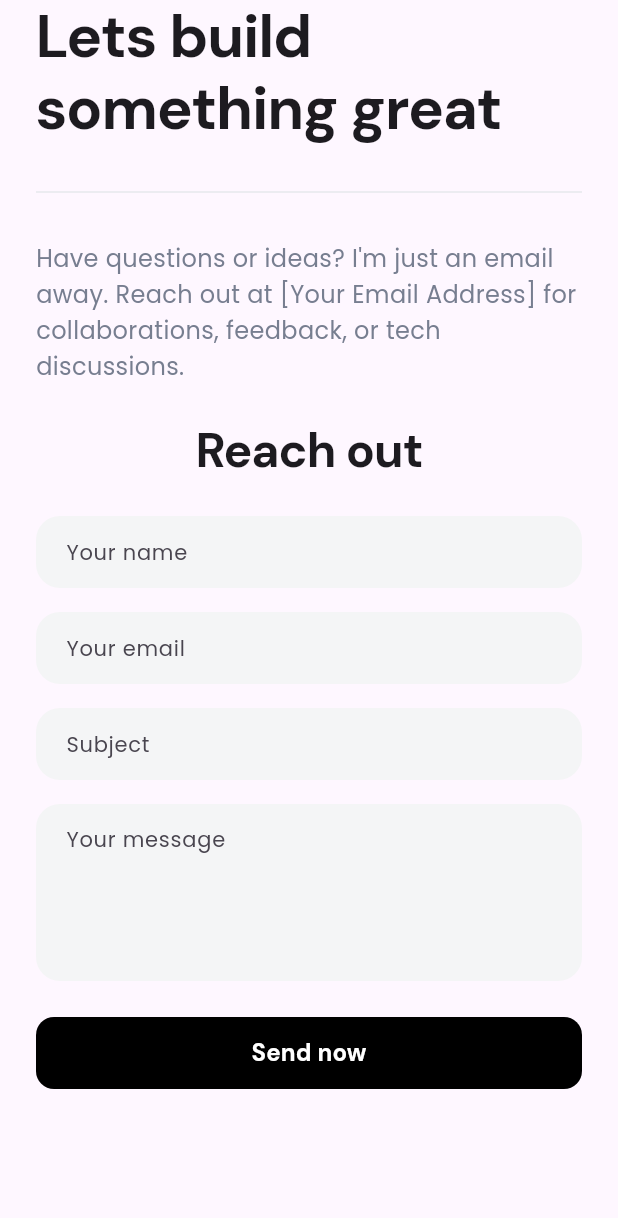
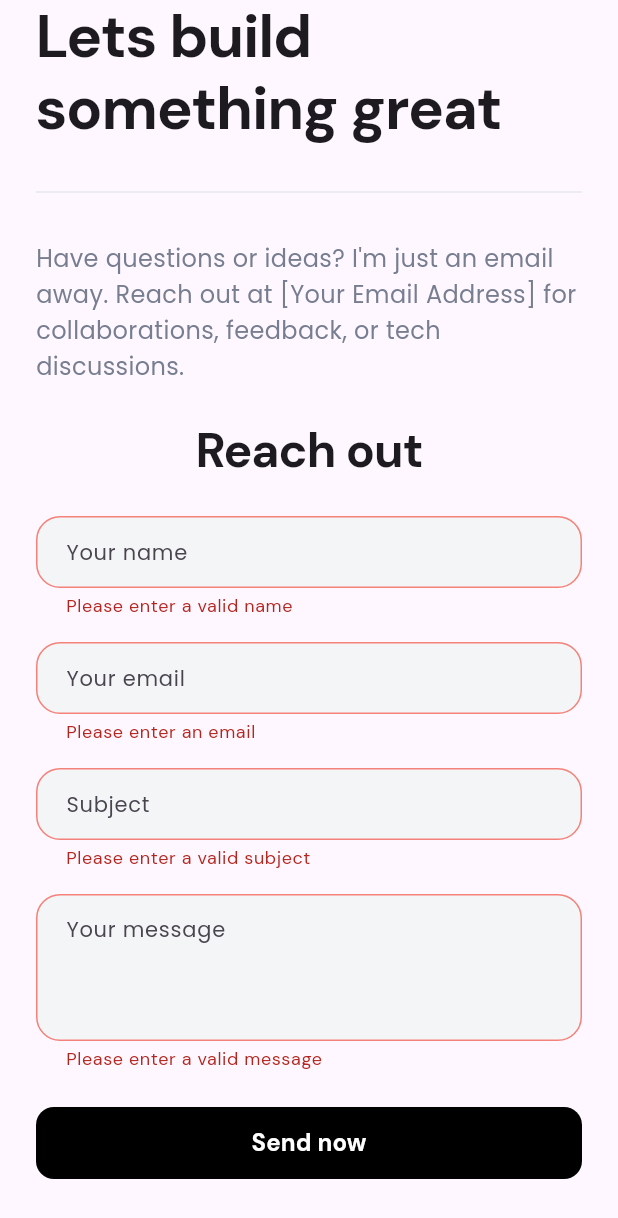
Before and after one commit to FarhanIshtiaque/faraaz, a Flutter app: the Contact screen opened directly, after a tap on "Send now", on a phone screen of 412 x 824 dp. Shown: the top 1218 px of the screen. Run offline on Flutter 3.47's test engine with Material 3 defaults, Android fonts, the phone set to English and light mode, and no system bars; our stand-ins replace animate_do, cached_network_image, carousel_slider, connectivity_plus, custom_navigation_bar, dio and 10 more; missing offline and left inert: bottom_sheet; accounts and stored records are empty; network calls fail.

Commit message:
contact finished

```diff
--- a/lib/core/constants/api_endpoints.dart
+++ b/lib/core/constants/api_endpoints.dart
@@ -7,5 +7,5 @@ class ApiEndPoints {
   static const String artworkList = "/artwork-list";
   static const String uploadArtwork = "/upload-artwork";
   static const String foundation = "/foundations";
-  static const String contact = "/contact";
+  static const String mailUs = "//mail-us";
 }
--- a/lib/core/helper/validator.dart
+++ b/lib/core/helper/validator.dart
@@ -35,9 +35,23 @@ class Validator {
     return null;
   }
 
-  static String? validateTrip(String value) {
+  static String? validateName(String value) {
     if (value.length < 3) {
-      return "Trip name can\'t be null or at least 4 character";
+      return "Please enter a valid name";
+    } else {
+      return null;
+    }
+  }
+  static String? validateSubject(String value) {
+    if (value.length < 4) {
+      return "Please enter a valid subject";
+    } else {
+      return null;
+    }
+  }
+  static String? validateMessage(String value) {
+    if (value.length < 8 ){
+      return "Please enter a valid message";
     } else {
       return null;
     }
--- a/lib/feature/contact/contact.dart
+++ b/lib/feature/contact/contact.dart
@@ -1,12 +1,15 @@
 import 'package:animate_do/animate_do.dart';
+import 'package:faraaz/core/constants/app_assets.dart';
 import 'package:faraaz/core/constants/app_colors.dart';
 import 'package:faraaz/core/constants/text_styles.dart';
+import 'package:faraaz/core/helper/validator.dart';
 import 'package:faraaz/core/resource/widgets/expanded_textfield.dart';
 import 'package:faraaz/core/resource/widgets/primary_button.dart';
 import 'package:faraaz/core/resource/widgets/primary_textfield.dart';
 import 'package:faraaz/feature/contact/controller/contact_controller.dart';
 import 'package:flutter/material.dart';
 import 'package:get/get.dart';
+import 'package:lottie/lottie.dart';
 
 class Contact extends StatelessWidget {
   const Contact({Key? key}) : super(key: key);
@@ -32,7 +35,9 @@ class Contact extends StatelessWidget {
                 const SizedBox(
                   height: 24,
                 ),
-                const Divider(color: AppColors.natural6,),
+                const Divider(
+                  color: AppColors.natural6,
+                ),
                 const SizedBox(
                   height: 24,
                 ),
@@ -54,7 +59,7 @@ class Contact extends StatelessWidget {
                 PrimaryTextField(
                   hintText: 'Your name',
                   controller: contactController.nameController,
-
+                  validator: (v) => Validator.validateName(v!),
                 ),
                 const SizedBox(
                   height: 16,
@@ -62,6 +67,7 @@ class Contact extends StatelessWidget {
                 PrimaryTextField(
                   hintText: 'Your email',
                   controller: contactController.emailController,
+                  validator: (v) => Validator.validateEmail(v!),
                 ),
                 const SizedBox(
                   height: 16,
@@ -69,6 +75,7 @@ class Contact extends StatelessWidget {
                 PrimaryTextField(
                   hintText: 'Subject',
                   controller: contactController.subjectController,
+                  validator: (v) => Validator.validateSubject(v!),
                 ),
                 const SizedBox(
                   height: 16,
@@ -78,6 +85,7 @@ class Contact extends StatelessWidget {
                   child: ExpandedTextField(
                     hintText: 'Your message',
                     controller: contactController.messageController,
+                    validator: (v) => Validator.validateMessage(v!),
                   ),
                 ),
                 const SizedBox(
@@ -85,14 +93,31 @@ class Contact extends StatelessWidget {
                 ),
                 PrimaryButton(
                     onPressed: () {
+                      final isValid =
+                          contactController.key.currentState!.validate();
 
-
+                      if (isValid) {
+                        contactController.sendContactMessage(
+                            email:
+                                contactController.emailController.text.trim(),
+                            name: contactController.nameController.text.trim(),
+                            message:
+                                contactController.messageController.text.trim(),
+                            subject: contactController.subjectController.text
+                                .trim());
+                      }
                     },
-                    buttonNameWidget: const Text(
+                    buttonNameWidget: Obx(
+                      () => contactController.isLoading.value
+                          ? Lottie.asset(AppAssets.loaderWhite)
+                          : const Text(
                               'Send now',
                               style: AppTextStyle.button1,
+                            ),
                     )),
-                const SizedBox(height: 40,),
+                const SizedBox(
+                  height: 40,
+                ),
                 // Row(
                 //   mainAxisAlignment: MainAxisAlignment.center,
                 //   children: [
--- a/lib/feature/contact/controller/contact_controller.dart
+++ b/lib/feature/contact/controller/contact_controller.dart
@@ -45,13 +45,19 @@ class ContactController extends GetxController {
     try {
       isLoading(true);
       final result = await httpService.request(
-          url: ApiEndPoints.contact, method: Method.POST, params: dataMap);
+          url: ApiEndPoints.mailUs, method: Method.POST, params: dataMap);
       if (result != null) {
         if (result is Response) {
           var data = result.data;
           logger.d(data);
           if (result.statusCode == 200) {
+
             isLoading(false);
+            Get.snackbar('Success', 'Your mail has been sent',);
+            emailController.clear();
+            messageController.clear();
+            subjectController.clear();
+            nameController.clear();
           }
         } else {
           isLoading(false);
```
Lines whose indentation alone changed are shown as unchanged.
